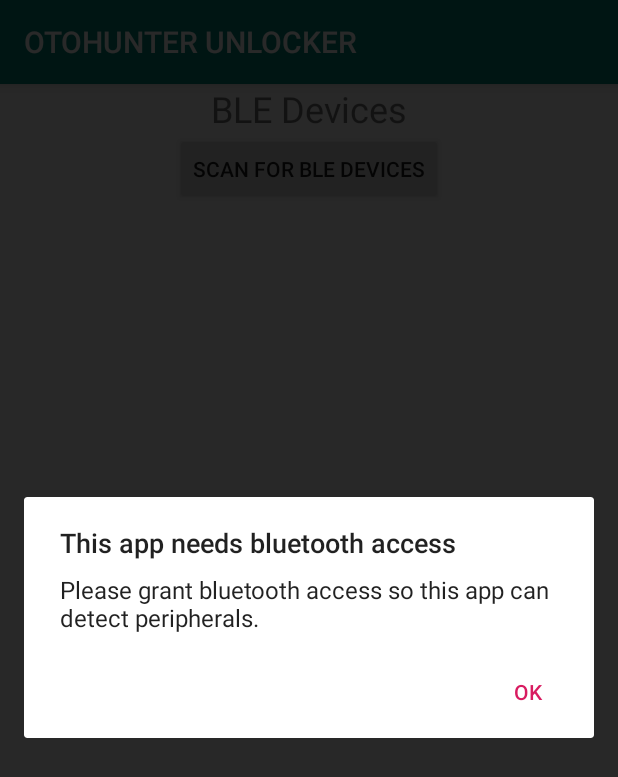
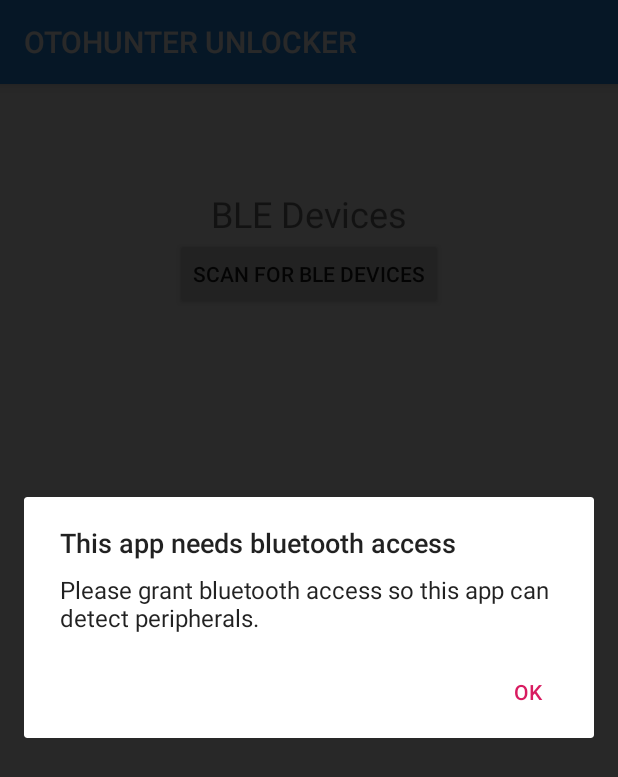
Before and after one commit to tyc222/BLE-Scanner, an Android app: the screen it shows after launch (MainActivity), on a phone screen of 412 x 824 dp. Shown: the top 777 px of the screen. Run offline under Robolectric (Android 15) with nearby library versions, the phone set to English and light mode, and no system bars.

Commit message:
Adjust app colour and fragment layout

```diff
--- a/app/src/main/java/com/example/ble_scanner_test_app/MainActivity.java
+++ b/app/src/main/java/com/example/ble_scanner_test_app/MainActivity.java
@@ -20,7 +20,7 @@ public class MainActivity extends AppCompatActivity {
         super.onCreate(savedInstanceState);
         setContentView(R.layout.activity_main);
 
-        // Set Fragment Title
+        // Set Activity Title
         setTitle("OTOHUNTER UNLOCKER");
 
         mViewPager = findViewById(R.id.container);
--- a/app/src/main/res/layout/fragment_scan_device.xml
+++ b/app/src/main/res/layout/fragment_scan_device.xml
@@ -6,17 +6,18 @@
     android:orientation="vertical"
     tools:context=".ScanDevice">
 
-    <LinearLayout
+    <RelativeLayout
         android:layout_width="match_parent"
         android:layout_height="wrap_content"
-        android:layout_weight="0"
-        android:orientation="vertical">
+        android:layout_weight=".4">
 
 
         <TextView
             android:layout_width="wrap_content"
             android:layout_height="wrap_content"
-            android:layout_gravity="center"
+            android:layout_above="@+id/scanButton"
+            android:layout_centerHorizontal="true"
+            android:layout_centerVertical="false"
             android:text="BLE Devices"
             android:textSize="24sp" />
 
@@ -24,10 +25,10 @@
             android:id="@+id/scanButton"
             android:layout_width="wrap_content"
             android:layout_height="wrap_content"
-            android:layout_gravity="center"
+            android:layout_centerInParent="true"
             android:text="scan for ble devices" />
 
-    </LinearLayout>
+    </RelativeLayout>
 
 
     <ListView
--- a/app/src/main/res/values/styles.xml
+++ b/app/src/main/res/values/styles.xml
@@ -3,8 +3,8 @@
     <!-- Base application theme. -->
     <style name="AppTheme" parent="Theme.AppCompat.Light.DarkActionBar">
         <!-- Customize your theme here. -->
-        <item name="colorPrimary">@color/colorPrimary</item>
-        <item name="colorPrimaryDark">@color/colorPrimaryDark</item>
+        <item name="colorPrimary">#2691F0</item>
+        <item name="colorPrimaryDark">#005DFF</item>
         <item name="colorAccent">@color/colorAccent</item>
     </style>
 
```
